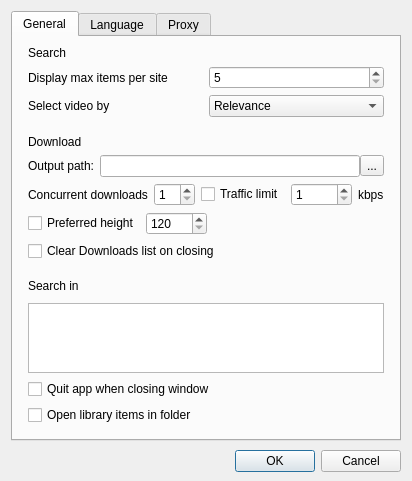
First picture: the form in src/gui/preferences.ui, repository aliakseis/FVD, before the edit.
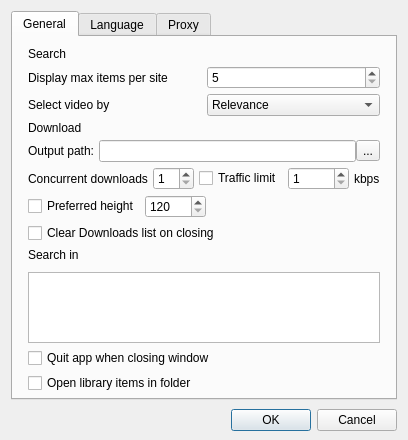
Second picture: the form after the edit. Custom widgets are drawn as their Qt base class.

Diff of the .ui file:
```diff
--- a/src/gui/preferences.ui
+++ b/src/gui/preferences.ui
@@ -54,7 +54,10 @@
        <item row="0" column="0">
         <layout class="QVBoxLayout" name="verticalLayout">
          <property name="spacing">
-          <number>0</number>
+          <number>5</number>
+         </property>
+       <property name="topMargin">
+        <number>10</number>
          </property>
          <property name="leftMargin">
           <number>15</number>
@@ -63,13 +66,6 @@
           <number>15</number>
          </property>
          <item>
-          <widget class="QFrame" name="frame_searc">
-           <property name="frameShape">
-            <enum>QFrame::NoFrame</enum>
-           </property>
-           <property name="frameShadow">
-            <enum>QFrame::Raised</enum>
-           </property>
            <layout class="QGridLayout" name="gridLayout_4">
             <property name="leftMargin">
              <number>0</number>
@@ -140,16 +136,8 @@
                </layout>
             </item>
            </layout>
-          </widget>
          </item>
          <item>
-          <widget class="QFrame" name="frame_downl">
-           <property name="frameShape">
-            <enum>QFrame::NoFrame</enum>
-           </property>
-           <property name="frameShadow">
-            <enum>QFrame::Raised</enum>
-           </property>
            <layout class="QGridLayout" name="gridLayout_6">
             <property name="leftMargin">
              <number>0</number>
@@ -341,16 +329,8 @@
              </layout>
             </item>
            </layout>
-          </widget>
          </item>
          <item>
-          <widget class="QFrame" name="frame_site">
-           <property name="frameShape">
-            <enum>QFrame::NoFrame</enum>
-           </property>
-           <property name="frameShadow">
-            <enum>QFrame::Raised</enum>
-           </property>
            <layout class="QGridLayout" name="gridLayout_8">
             <property name="leftMargin">
              <number>0</number>
@@ -490,7 +470,6 @@
              </spacer>
             </item>
            </layout>
-          </widget>
          </item>
         </layout>
        </item>
```
Left out of the diff: 5 changed lines with no effect on the pictures. Lines whose indentation alone changed are shown as unchanged.
